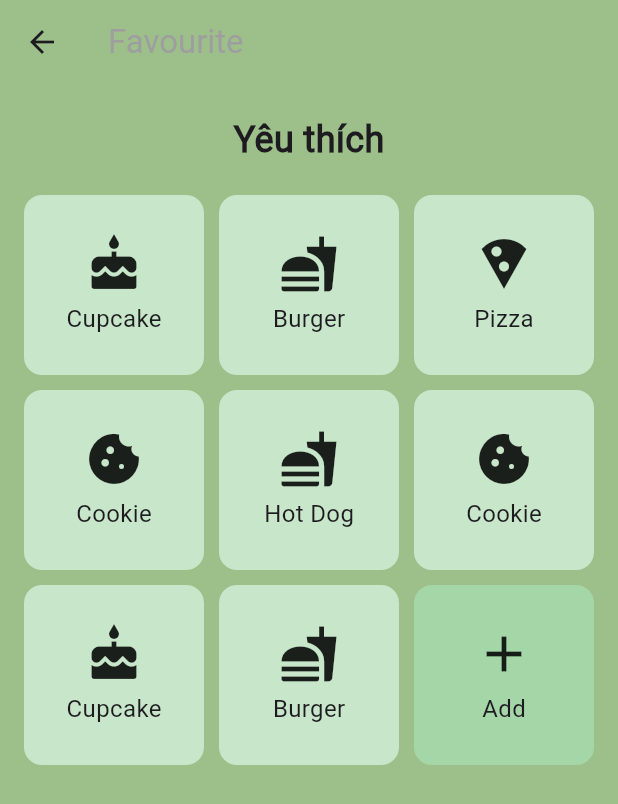
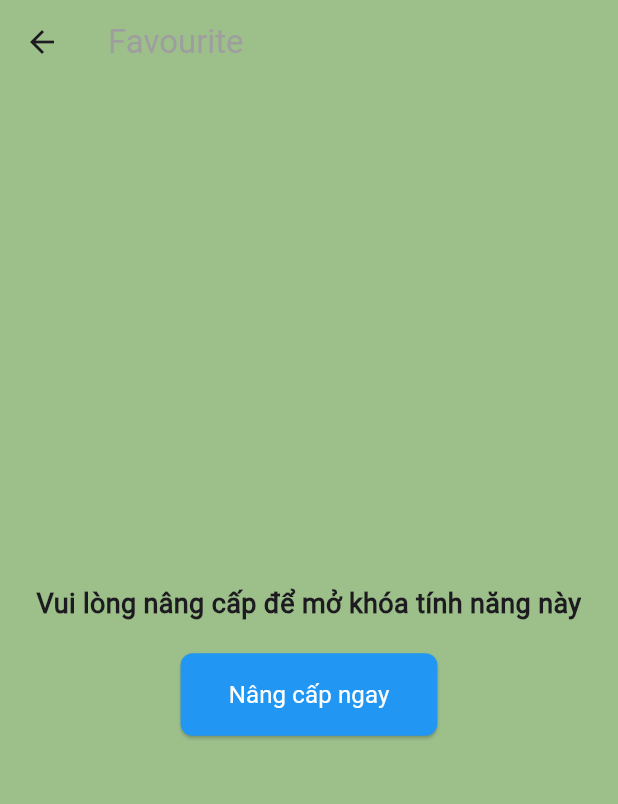
Before and after one commit to MeoKool/MealMentor, a Flutter app: the FavouritePage screen opened directly, on a phone screen of 412 x 824 dp. Shown: the top 804 px of the screen. Run offline on Flutter 3.47's test engine with Material 3 defaults, Android fonts, the phone set to English and light mode, and no system bars; our stand-ins replace device_preview, fluttertoast, logger, shared_preferences, webview_flutter; accounts and stored records are empty.

Commit message:
toast payment and favourite

```diff
--- a/lib/screens/Setting/favourite.dart
+++ b/lib/screens/Setting/favourite.dart
@@ -1,27 +1,80 @@
 import 'package:flutter/material.dart';
+import 'package:mealmentor/screens/Setting/pickpackage_screen.dart';
+import 'package:shared_preferences/shared_preferences.dart';
 
-class FavouritePage extends StatelessWidget {
-  const FavouritePage({Key? key}) : super(key: key);
+class FavouritePage extends StatefulWidget {
+  const FavouritePage({super.key});
+
+  @override
+  State<FavouritePage> createState() => _FavouritePage();
+}
+
+class _FavouritePage extends State<FavouritePage>
+    with AutomaticKeepAliveClientMixin {
+  String username = '';
+  String token = '';
+  String userId = '';
+  String email = '';
+  bool subscribe = false;
+  List<String> recipeList = [];
+  List<dynamic> recipes = [];
+  bool subcribe = false;
+
+  @override
+  void initState() {
+    super.initState();
+    fetchData();
+  }
+
+  void fetchData() async {
+    fetchUserInfo();
+  }
+
+  void fetchUserInfo() async {
+    final SharedPreferences prefs = await SharedPreferences.getInstance();
+    setState(() {
+      username = prefs.getString('username') ?? '';
+      subscribe = prefs.getBool('subscribe') ?? false;
+      email = prefs.getString('email') ?? '';
+      userId = prefs.getString('userId') ?? '';
+      recipeList = prefs.getStringList('recipeList') ?? [];
+      subcribe = prefs.getBool('subcribe') ?? false;
+    });
+  }
+
+  @override
+  bool get wantKeepAlive => true;
+
   @override
   Widget build(BuildContext context) {
     return Scaffold(
       appBar: AppBar(
-        title: Text("Favourite", style: TextStyle(color: Colors.grey)),
-        backgroundColor: Color(0xFF9dc08b),
+        title: const Text("Favourite", style: TextStyle(color: Colors.grey)),
+        backgroundColor: const Color(0xFF9dc08b),
         elevation: 0,
         centerTitle: false,
       ),
       body: Container(
-        color: Color(0xFF9dc08b), // Light green background color
-        padding: EdgeInsets.symmetric(horizontal: 16),
-        child: Column(
+        color: const Color(0xFF9dc08b), // Light green background color
+        padding: const EdgeInsets.symmetric(horizontal: 16),
+        child: subcribe
+            ? _buildFavouriteContent() // Show content if subscribed
+            : _buildUpgradePrompt(
+                context), // Show upgrade prompt if not subscribed
+      ),
+    );
+  }
+
+  // Widget to show content when subscribed
+  Widget _buildFavouriteContent() {
+    return Column(
       children: [
-            SizedBox(height: 20),
-            Text(
+        const SizedBox(height: 20),
+        const Text(
           'Yêu thích',
           style: TextStyle(fontSize: 24, fontWeight: FontWeight.bold),
         ),
-            SizedBox(height: 20),
+        const SizedBox(height: 20),
         Expanded(
           child: GridView.count(
             crossAxisCount: 3,
@@ -44,20 +97,61 @@ class FavouritePage extends StatelessWidget {
             ],
           ),
         ),
-            SizedBox(height: 20),
+        const SizedBox(height: 20),
       ],
+    );
+  }
+
+  // Widget to show upgrade prompt when not subscribed
+  Widget _buildUpgradePrompt(BuildContext context) {
+    return Center(
+      child: Column(
+        mainAxisAlignment: MainAxisAlignment.center,
+        children: [
+          const Text(
+            "Vui lòng nâng cấp để mở khóa tính năng này",
+            style: TextStyle(fontSize: 18, fontWeight: FontWeight.bold),
+            textAlign: TextAlign.center,
           ),
+          const SizedBox(height: 20),
+          ElevatedButton(
+            onPressed: () {
+              Navigator.push(
+                context,
+                MaterialPageRoute(
+                    builder: (context) => const PickPackageScreen()),
+              );
+            },
+            style: ElevatedButton.styleFrom(
+              backgroundColor: Colors.blue,
+              padding: const EdgeInsets.symmetric(horizontal: 32, vertical: 16),
+              shape: RoundedRectangleBorder(
+                borderRadius: BorderRadius.circular(8),
+              ),
+            ),
+            child: const Text(
+              "Nâng cấp ngay",
+              style: TextStyle(fontSize: 16, color: Colors.white),
+            ),
+          ),
+        ],
       ),
     );
   }
 }
 
+// Define the FoodItem widget as a separate stateless widget
 class FoodItem extends StatelessWidget {
   final IconData iconData;
   final String label;
   final Color? backgroundColor;
 
-  FoodItem({required this.iconData, required this.label, this.backgroundColor});
+  const FoodItem({
+    Key? key,
+    required this.iconData,
+    required this.label,
+    this.backgroundColor,
+  }) : super(key: key);
 
   @override
   Widget build(BuildContext context) {
@@ -74,10 +168,10 @@ class FoodItem extends StatelessWidget {
               iconData,
               size: 40,
             ),
-            SizedBox(height: 5),
+            const SizedBox(height: 5),
             Text(
               label,
-              style: TextStyle(fontSize: 16),
+              style: const TextStyle(fontSize: 16),
             ),
           ],
         ),
--- a/lib/screens/login_screen.dart
+++ b/lib/screens/login_screen.dart
@@ -63,6 +63,7 @@ class LoginScreen extends StatelessWidget {
           prefs.setString('userId', verifyData['data']['info']['id']);
           prefs.setString('username', verifyData['data']['info']['username']);
           prefs.setString('email', verifyData['data']['info']['email']);
+          prefs.setBool('subcribe', verifyData['data']['subcribe']);
           String recipeListString =
               verifyData['data']['info']['recipeList'] ?? '[]';
           List<dynamic> recipeListDynamic = jsonDecode(recipeListString);
```
Also changed, not shown: lib/screens/homepage_screen.dart (+69 -2 lines). Lines whose indentation alone changed are shown as unchanged.
